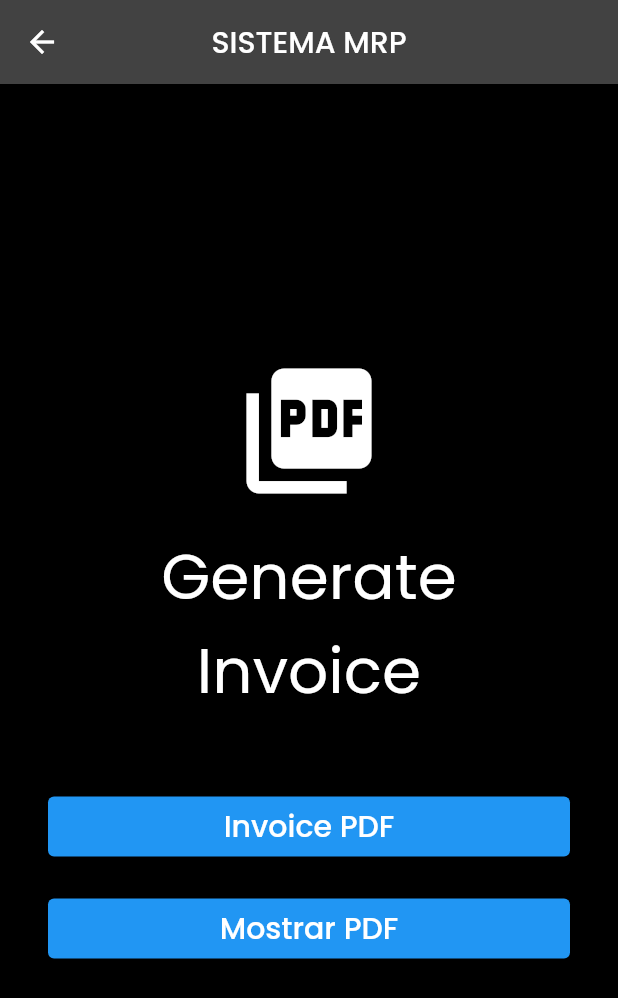
After one commit to Diego785/Sistema-MRP-movil, a Flutter app: the PdfPageScreen screen opened by its route, after a tap on "Invoice PDF", on a phone screen of 412 x 824 dp. The commit adds this screen. Shown: the top 998 px of the screen. Run offline on Flutter 3.47's test engine with Material 2 defaults, Android fonts, the phone set to English and light mode, and no system bars; our stand-ins replace data_table_2, device_info_plus, dio, fl_chart, flutter_secure_storage, flutter_slidable and 6 more; accounts and stored records are empty; network calls fail; project files that could hold a hidden picture were left out.

Commit message:
darwin, nise Pdf

```diff
--- a/lib/Controllers/pdf_service/pdf_invoice_api.dart
+++ b/lib/Controllers/pdf_service/pdf_invoice_api.dart
@@ -8,22 +8,32 @@ import 'package:pdf/widgets.dart';
 
 class PdfInvoiceApi {
 
+
   static Future<File> generate(Invoice invoice) async {
     final pdf = Document();
+    pdf.addPage( getMultiPage(invoice) );
 
-    pdf.addPage(MultiPage(
+    return PdfApi.saveDocument(name: 'my_invoice.pdf', pdf: pdf);
+  }
+
+  static Future generateAndShow(Invoice invoice) async {
+    final pdf = Document();
+    pdf.addPage( getMultiPage(invoice) );
+    return pdf.save();
+  }
+
+  static pw.MultiPage getMultiPage(Invoice invoice) {
+    return MultiPage(
       build: (context) => [
         buildHeader(invoice),
         SizedBox(height: 3 * PdfPageFormat.cm),
         buildTitle(invoice),
         buildInvoice(invoice),
         Divider(),
-        buildTotal(invoice),
+        // buildTotal(invoice),
       ],
       footer: (context) => buildFooter(invoice),
-    ));
-
-    return PdfApi.saveDocument(name: 'my_invoice.pdf', pdf: pdf);
+    );
   }
 
   static Widget buildHeader(Invoice invoice) => Column(
@@ -121,6 +131,7 @@ class PdfInvoiceApi {
       'VAT',
       'Total'
     ];
+
     final data = invoice.items.map((item) {
       final total = item.unitPrice * item.quantity * (1 + item.vat);
 
--- /dev/null
+++ b/lib/Views/pdf/pdf_page_screen.dart
@@ -0,0 +1,204 @@
+import 'package:flutter/material.dart';
+import 'package:sistema_mrp/Controllers/services.dart';
+import 'package:sistema_mrp/Models/models.dart';
+import 'package:sistema_mrp/Components/components.dart';
+import 'package:sistema_mrp/app.dart';
+
+class PdfPageScreen extends StatefulWidget {
+  const PdfPageScreen({Key? key}) : super(key: key);
+
+  @override
+  _PdfPageScreenState createState() => _PdfPageScreenState();
+}
+
+class _PdfPageScreenState extends State<PdfPageScreen> {
+  @override
+  Widget build(BuildContext context) => Scaffold(
+        backgroundColor: Colors.black,
+        appBar: AppBar(
+          title: const Text(MyApp.title),
+          centerTitle: true,
+        ),
+        body: Container(
+          padding: const EdgeInsets.all(32),
+          child: Center(
+            child: Column(
+              mainAxisAlignment: MainAxisAlignment.center,
+              children: <Widget>[
+                const TitleWidget(
+                  icon: Icons.picture_as_pdf,
+                  text: 'Generate Invoice',
+                ),
+                const SizedBox(height: 48),
+                ButtonWidget(
+                  text: 'Invoice PDF',
+                  onClicked: () async {
+                    final date = DateTime.now();
+                    final dueDate = date.add(const Duration(days: 7));
+                    final invoice = getInvoice(date, dueDate);
+                    final pdfFile = await PdfInvoiceApi.generate(invoice);
+                    PdfApi.openFile(pdfFile);
+                  },
+                ),
+
+                const SizedBox(height: 20),
+                ButtonWidget(
+                  text: 'Mostrar PDF',
+                  onClicked: () async {
+                    Navigator.pushNamed(context, "/show-pdf");
+                  },
+                ),
+              ],
+            ),
+          ),
+        ),
+      );
+
+  Invoice getInvoice(DateTime date, DateTime dueDate) {
+    return Invoice(
+      supplier: const Supplier(
+        name: 'Sarah Field',
+        address: 'Sarah Street 9, Beijing, China',
+        paymentInfo: 'https://paypal.me/sarahfieldzz',
+      ),
+      customer: const Customer(
+        name: 'Apple Inc.',
+        address: 'Apple Street, Cupertino, CA 95014',
+      ),
+      info: InvoiceInfo(
+        date: date,
+        dueDate: dueDate,
+        description: 'My description...',
+        number: '${DateTime.now().year}-9999',
+      ),
+      items: [
+        InvoiceItem(
+          description: 'Coffee',
+          date: DateTime.now(),
+          quantity: 3,
+          vat: 0.19,
+          unitPrice: 5.99,
+        ),
+        InvoiceItem(
+          description: 'Water',
+          date: DateTime.now(),
+          quantity: 8,
+          vat: 0.19,
+          unitPrice: 0.99,
+        ),
+        InvoiceItem(
+          description: 'Orange',
+          date: DateTime.now(),
+          quantity: 3,
+          vat: 0.19,
+          unitPrice: 2.99,
+        ),
+        InvoiceItem(
+          description: 'Apple',
+          date: DateTime.now(),
+          quantity: 8,
+          vat: 0.19,
+          unitPrice: 3.99,
+        ),
+        InvoiceItem(
+          description: 'Mango',
+          date: DateTime.now(),
+          quantity: 1,
+          vat: 0.19,
+          unitPrice: 1.59,
+        ),
+        InvoiceItem(
+          description: 'Blue Berries',
+          date: DateTime.now(),
+          quantity: 5,
+          vat: 0.19,
+          unitPrice: 0.99,
+        ),
+        InvoiceItem(
+          description: 'Lemon',
+          date: DateTime.now(),
+          quantity: 4,
+          vat: 0.19,
+          unitPrice: 1.29,
+        ),
+        InvoiceItem(
+          description: 'Lemon',
+          date: DateTime.now(),
+          quantity: 4,
+          vat: 0.19,
+          unitPrice: 1.29,
+        ),
+        InvoiceItem(
+          description: 'Lemon',
+          date: DateTime.now(),
+          quantity: 4,
+          vat: 0.19,
+          unitPrice: 1.29,
+        ),
+        InvoiceItem(
+          description: 'Lemon',
+          date: DateTime.now(),
+          quantity: 4,
+          vat: 0.19,
+          unitPrice: 1.29,
+        ),
+        InvoiceItem(
+          description: 'Lemon',
+          date: DateTime.now(),
+          quantity: 4,
+          vat: 0.19,
+          unitPrice: 1.29,
+        ),
+        InvoiceItem(
+          description: 'Lemon',
+          date: DateTime.now(),
+          quantity: 4,
+          vat: 0.19,
+          unitPrice: 1.29,
+        ),
+        InvoiceItem(
+          description: 'Lemon',
+          date: DateTime.now(),
+          quantity: 4,
+          vat: 0.19,
+          unitPrice: 1.29,
+        ),
+        InvoiceItem(
+          description: 'Lemon',
+          date: DateTime.now(),
+          quantity: 4,
+          vat: 0.19,
+          unitPrice: 1.29,
+        ),
+        InvoiceItem(
+          description: 'Lemon',
+          date: DateTime.now(),
+          quantity: 4,
+          vat: 0.19,
+          unitPrice: 1.29,
+        ),
+        InvoiceItem(
+          description: 'Lemon',
+          date: DateTime.now(),
+          quantity: 4,
+          vat: 0.19,
+          unitPrice: 1.29,
+        ),
+        InvoiceItem(
+          description: 'Lemon',
+          date: DateTime.now(),
+          quantity: 4,
+          vat: 0.19,
+          unitPrice: 1.29,
+        ),
+        InvoiceItem(
+          description: 'Lemon',
+          date: DateTime.now(),
+          quantity: 4,
+          vat: 0.19,
+          unitPrice: 1.29,
+        ),
+      ],
+    );
+  }
+}
--- a/lib/Views/views.dart
+++ b/lib/Views/views.dart
@@ -1,4 +1,3 @@
-import 'package:sistema_mrp/Models/models.dart';
 
 export 'Login/login.dart';
 export 'Inventario/show_materia_prima.dart';
@@ -6,3 +5,5 @@ export 'Dashboard/welcome.dart';
 export 'Inventario/Producto/show_screen.dart';
 export 'Inventario/Producto/producto_screen.dart';
 export 'Inventario/NotaCompra/nota_compra_screen.dart';
+export 'package:sistema_mrp/Views/pdf/pdf_page_screen.dart';
+export 'package:sistema_mrp/Views/pdf/show_pdf_screen.dart';
--- a/lib/app.dart
+++ b/lib/app.dart
@@ -4,18 +4,13 @@ import 'package:provider/provider.dart';
 import 'package:sistema_mrp/Complements/Dashboard/constants.dart';
 import 'package:sistema_mrp/Controllers/Dashboard/MenuController.dart';
 import 'package:sistema_mrp/Controllers/Login/auth.dart';
-import 'package:sistema_mrp/Models/Inventario/Pedido.dart';
 import 'package:sistema_mrp/Views/Inventario/NotaCompra/detalle_compra_screen.dart';
 import 'package:sistema_mrp/Views/Inventario/show_pedido.dart';
-import 'package:sistema_mrp/Views/Inventario/visualizar_pedido.dart';
 import 'package:sistema_mrp/Views/main/main_screen.dart';
-import 'package:sistema_mrp/Views/pdf/pdf_page.dart';
-import 'Views/views.dart';
-
-
+import 'package:sistema_mrp/Views/views.dart';
 
 class MyApp extends StatelessWidget {
-    static const String title = 'SISTEMA MRP';
+  static const String title = 'SISTEMA MRP';
   const MyApp({Key? key}) : super(key: key);
   // This widget is the root of your application.
   @override
@@ -72,11 +67,12 @@ class MyApp extends StatelessWidget {
               return ShowPedido();
             case '/nota-compra':
               return const NotaCompraScreen();
-             case '/detalle-compra':
+            case '/detalle-compra':
               return const DetalleCompraScreen();
-             case '/reportes':
-              return  PdfPage();
-
+            case '/reportes':
+              return const PdfPageScreen();
+            case '/show-pdf':
+              return const ShowPdfScreen();
           }
           return const Text("xd");
         });
--- a/pubspec.yaml
+++ b/pubspec.yaml
@@ -48,6 +48,7 @@ dependencies:
   open_file: ^3.2.1
   path_provider: ^2.0.11
   pdf: ^3.8.1
+  printing: ^5.9.1
   provider: ^6.0.2
 
 dev_dependencies:
```
Also changed, not shown: lib/Controllers/pdf_service/pdf_api.dart (+3 -6 lines), lib/Models/Inventario/MateriaPrima1.dart (+17 -6 lines), lib/Views/pdf/pdf_page.dart (deleted, +0 -118 lines), lib/Views/pdf/show_pdf_screen.dart (added, +187 -0 lines), pubspec.lock, 2 other files.
